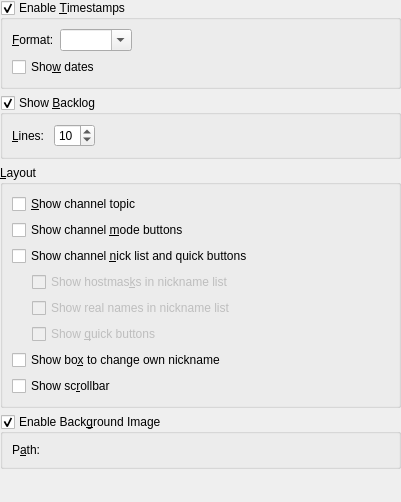
KDE/konversation, file src/config/chatwindowappearance_config.ui: the form before one commit.
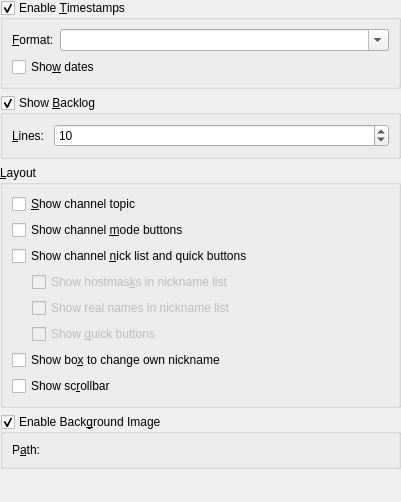
The form after the commit. Custom widgets are drawn as their Qt base class.

Commit message: Interface Chat Window page: use form layouts

```diff
--- a/src/config/chatwindowappearance_config.ui
+++ b/src/config/chatwindowappearance_config.ui
@@ -26,14 +26,7 @@
      <property name="checkable">
       <bool>true</bool>
      </property>
-     <layout class="QGridLayout">
-      <item row="1" column="0" colspan="3">
-       <widget class="QCheckBox" name="kcfg_ShowDate">
-        <property name="text">
-         <string>Sho&amp;w dates</string>
-        </property>
-       </widget>
-      </item>
+     <layout class="QFormLayout" name="formLayout">
       <item row="0" column="0">
        <widget class="QLabel" name="textLabel1">
         <property name="text">
@@ -54,21 +47,12 @@
         </property>
        </widget>
       </item>
-      <item row="0" column="2">
-       <spacer name="spacer127">
-        <property name="orientation">
-         <enum>Qt::Horizontal</enum>
+      <item row="1" column="0" colspan="2">
+       <widget class="QCheckBox" name="kcfg_ShowDate">
+        <property name="text">
+         <string>Sho&amp;w dates</string>
         </property>
-        <property name="sizeType">
-         <enum>QSizePolicy::Expanding</enum>
-        </property>
-        <property name="sizeHint" stdset="0">
-         <size>
-          <width>191</width>
-          <height>20</height>
-         </size>
-        </property>
-       </spacer>
+       </widget>
       </item>
      </layout>
     </widget>
@@ -81,8 +65,8 @@
      <property name="checkable">
       <bool>true</bool>
      </property>
-     <layout class="QHBoxLayout">
-      <item>
+     <layout class="QFormLayout" name="formLayout_2">
+      <item row="0" column="0">
        <widget class="QLabel" name="textLabel1_2">
         <property name="text">
          <string>&amp;Lines: </string>
@@ -95,7 +79,7 @@
         </property>
        </widget>
       </item>
-      <item>
+      <item row="0" column="1">
        <widget class="QSpinBox" name="kcfg_BacklogLines">
         <property name="value">
          <number>10</number>
@@ -105,22 +89,6 @@
         </property>
        </widget>
       </item>
-      <item>
-       <spacer name="spacer3">
-        <property name="orientation">
-         <enum>Qt::Horizontal</enum>
-        </property>
-        <property name="sizeType">
-         <enum>QSizePolicy::Expanding</enum>
-        </property>
-        <property name="sizeHint" stdset="0">
-         <size>
-          <width>251</width>
-          <height>20</height>
-         </size>
-        </property>
-       </spacer>
-      </item>
      </layout>
     </widget>
    </item>
```
